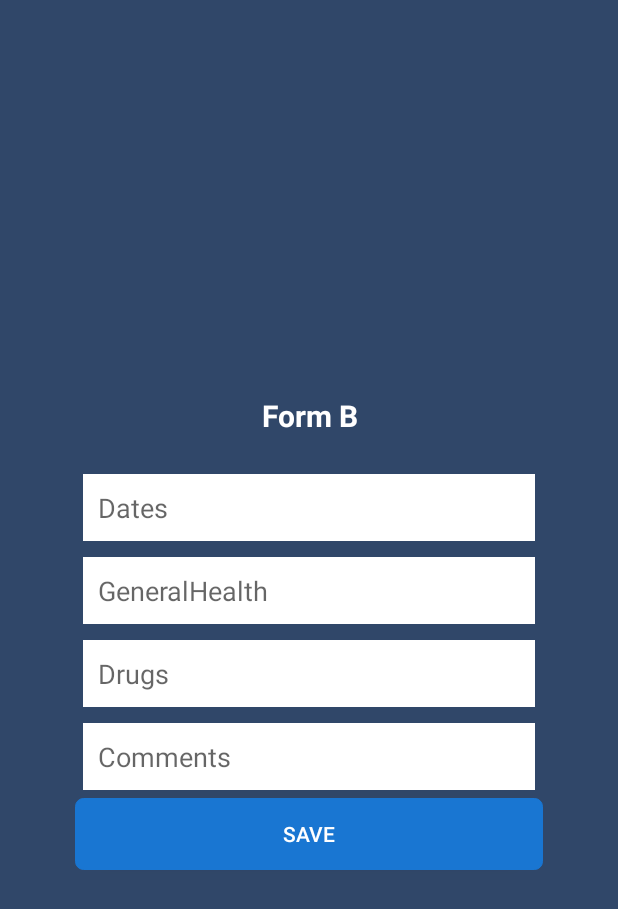
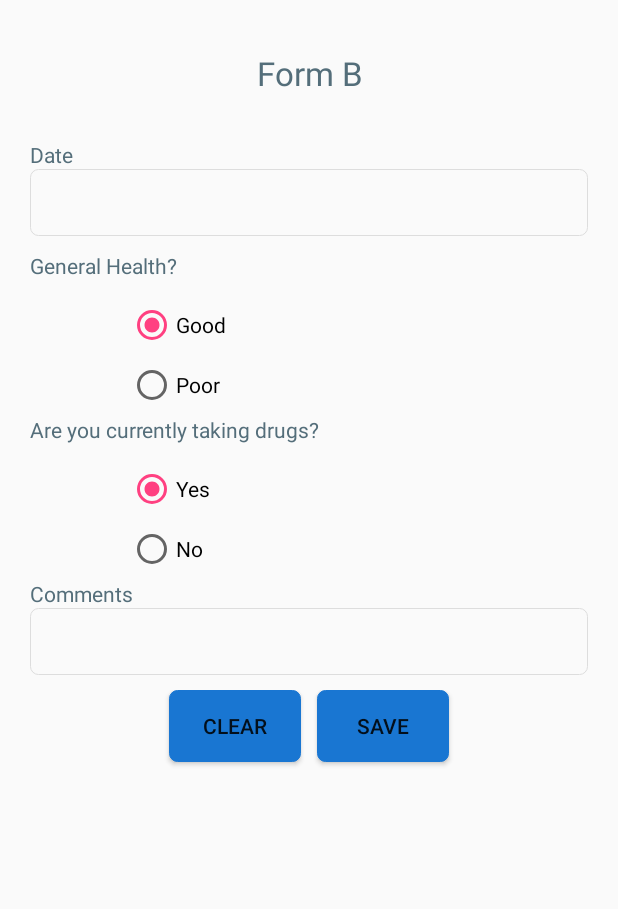
Before and after one commit to hillarymutaik/Mobile-development-practical, an Android app: the layout formb.xml on its own in the app's theme, with its tools: preview values and no code run, on a phone screen of 412 x 824 dp. Shown: the top 909 px of the screen. Run offline under Robolectric (Android 15) with nearby library versions, the phone set to English and light mode, and no system bars.

Commit message:
repo xml update

```diff
--- a/app/src/main/java/com/shashank/crud/DetailData.java
+++ b/app/src/main/java/com/shashank/crud/DetailData.java
@@ -1,7 +1,7 @@
 package com.shashank.crud;
 
-import android.support.v7.app.AppCompatActivity;
 import android.os.Bundle;
+import androidx.appcompat.app.AppCompatActivity;
 import android.widget.TextView;
 
 public class DetailData extends AppCompatActivity {
--- a/app/src/main/java/com/shashank/crud/EditActivity.java
+++ b/app/src/main/java/com/shashank/crud/EditActivity.java
@@ -1,13 +1,14 @@
 package com.shashank.crud;
 
 import android.app.ProgressDialog;
-import android.support.v7.app.AppCompatActivity;
 import android.os.Bundle;
 import android.text.TextUtils;
 import android.view.View;
 import android.widget.Button;
 import android.widget.EditText;
 import android.widget.Toast;
+
+import androidx.appcompat.app.AppCompatActivity;
 
 import com.android.volley.AuthFailureError;
 import com.android.volley.Request;
--- a/app/src/main/java/com/shashank/crud/FormB.java
+++ b/app/src/main/java/com/shashank/crud/FormB.java
@@ -2,7 +2,7 @@ package com.shashank.crud;
 
 import android.app.ProgressDialog;
 import android.content.Intent;
-import android.support.v7.app.AppCompatActivity;
+import androidx.appcompat.app.AppCompatActivity;
 import android.os.Bundle;
 import android.text.TextUtils;
 import android.view.View;
@@ -35,7 +35,7 @@ public class FormB extends AppCompatActivity {
         super.onCreate(savedInstanceState);
         setContentView(R.layout.formb);
 
-        date = findViewById(R.id.date);
+        date = findViewById(R.id.dob);
         gh = findViewById(R.id.gh);
         drug = findViewById(R.id.drug);
         comment = findViewById(R.id.comment);
@@ -109,7 +109,7 @@ public class FormB extends AppCompatActivity {
                         @Override
                         public void onErrorResponse(VolleyError error) {
                             progressDialog.hide();
-                            Toast.makeText(FormB.this, "Failed to Data",Toast.LENGTH_SHORT).show();
+                            Toast.makeText(FormB.this, "Failed to Save Data",Toast.LENGTH_SHORT).show();
                         }
                     }){
                         protected Map<String , String> getParams() throws AuthFailureError {
--- a/app/src/main/java/com/shashank/crud/MainActivity.java
+++ b/app/src/main/java/com/shashank/crud/MainActivity.java
@@ -3,7 +3,7 @@ package com.shashank.crud;
 import android.app.ProgressDialog;
 import android.content.Intent;
 import android.os.Bundle;
-import android.support.v7.app.AppCompatActivity;
+//import android.support.v7.app.AppCompatActivity;
 import android.text.TextUtils;
 import android.view.View;
 import android.widget.ArrayAdapter;
@@ -11,6 +11,8 @@ import android.widget.Button;
 import android.widget.Spinner;
 import android.widget.TextView;
 import android.widget.Toast;
+
+import androidx.appcompat.app.AppCompatActivity;
 
 import com.android.volley.AuthFailureError;
 import com.android.volley.Request;
--- a/app/src/main/java/com/shashank/crud/Vital.java
+++ b/app/src/main/java/com/shashank/crud/Vital.java
@@ -2,7 +2,6 @@ package com.shashank.crud;
 
         import android.app.ProgressDialog;
         import android.content.Intent;
-        import android.support.v7.app.AppCompatActivity;
         import android.os.Bundle;
         import android.text.TextUtils;
         import android.view.View;
@@ -10,6 +9,8 @@ package com.shashank.crud;
         import android.widget.EditText;
         import android.widget.TextView;
         import android.widget.Toast;
+
+        import androidx.appcompat.app.AppCompatActivity;
 
         import com.android.volley.AuthFailureError;
         import com.android.volley.Request;
--- a/app/src/main/res/layout/formb.xml
+++ b/app/src/main/res/layout/formb.xml
@@ -1,73 +1,174 @@
 <?xml version="1.0" encoding="utf-8"?>
-<LinearLayout xmlns:android="http://schemas.android.com/apk/res/android"
+<RelativeLayout xmlns:android="http://schemas.android.com/apk/res/android"
+    xmlns:app="http://schemas.android.com/apk/res-auto"
     xmlns:tools="http://schemas.android.com/tools"
     android:layout_width="match_parent"
     android:layout_height="match_parent"
-    android:background="#304769"
-    android:gravity="center_vertical"
-    android:orientation="vertical"
-    android:padding="50dp"
     tools:context=".FormB">
 
+    <ScrollView
+        android:layout_width="match_parent"
+        android:layout_height="match_parent">
+        <LinearLayout
+            android:layout_width="match_parent"
+            android:layout_height="match_parent"
+            android:layout_marginTop="14dp"
+            android:orientation="vertical"
+            android:padding="20dp">
+
             <TextView
-        android:id="@+id/textView"
+                android:id="@+id/textView12"
+                android:textSize="22sp"
+                android:layout_marginBottom="30dp"
                 android:layout_width="match_parent"
                 android:layout_height="wrap_content"
-        android:layout_margin="20dp"
+                android:text="Form B"
                 android:gravity="center"
-        android:text="@string/formb"
-        android:textAllCaps="false"
-        android:textColor="@android:color/white"
-        android:textSize="20sp"
-        android:textStyle="bold" />
+                android:textColor="#546e7a"/>
 
+            <TextView
+                android:id="@+id/textView3"
+                android:layout_width="match_parent"
+                android:layout_height="wrap_content"
+                android:text="Date"
+                android:textColor="#546e7a"/>
 
             <EditText
-        android:id="@+id/date"
+                android:id="@+id/dob"
                 android:layout_width="match_parent"
                 android:layout_height="wrap_content"
-        android:layout_margin="5dp"
-        android:background="@android:color/white"
-        android:hint="@string/dates"
-        android:inputType="text"
-        android:padding="10dp" />
+                android:ems="10"
+                android:padding="10dp"
+                android:background="@xml/input"
+                android:layout_marginBottom="10dp"
+                android:inputType="date"/>
 
-    <EditText
-        android:id="@+id/gh"
+            <TextView
+                android:id="@+id/textView2"
                 android:layout_width="match_parent"
                 android:layout_height="wrap_content"
-        android:layout_margin="5dp"
-        android:background="@android:color/white"
-        android:hint="@string/ghs"
-        android:inputType="text"
-        android:padding="10dp" />
+                android:text="General Health?"
+                android:textColor="#546e7a"/>
 
+                <RadioGroup
+                android:id="@+id/genderGroup"
+                android:layout_width="wrap_content"
+                android:layout_height="wrap_content"
+                android:layout_marginStart="65dp"
+                android:layout_marginLeft="65dp"
+                android:layout_marginTop="10dp"
+                android:layout_marginEnd="65dp"
+                android:layout_marginRight="65dp"
+                android:orientation="vertical"
+                app:layout_constraintEnd_toEndOf="parent"
+                app:layout_constraintStart_toStartOf="parent"
+                app:layout_constraintTop_toBottomOf="@+id/email">
 
-    <EditText
-        android:id="@+id/drug"
+                <RadioButton
+                android:id="@+id/gh"
+                android:layout_width="80dp"
+                android:layout_height="40dp"
+
+                android:checked="true"
+                android:text="@string/good"
+                tools:targetApi="lollipop" />
+
+            <RadioButton
+                android:id="@+id/gh"
+                android:layout_width="80dp"
+                android:layout_height="40dp"
+
+                android:text="@string/poor"
+                tools:targetApi="lollipop" />
+            </RadioGroup>
+
+            <TextView
+                android:id="@+id/textView4"
                 android:layout_width="match_parent"
                 android:layout_height="wrap_content"
-        android:layout_margin="5dp"
-        android:background="@android:color/white"
-        android:hint="@string/drugs"
-        android:inputType="text"
-        android:padding="10dp" />
+                android:text="Are you currently taking drugs?"
+                android:textColor="#546e7a"/>
+
+                <RadioGroup
+                android:id="@+id/genderGroup"
+                android:layout_width="wrap_content"
+                android:layout_height="wrap_content"
+                android:layout_marginStart="65dp"
+                android:layout_marginLeft="65dp"
+                android:layout_marginTop="10dp"
+                android:layout_marginEnd="65dp"
+                android:layout_marginRight="65dp"
+                android:orientation="vertical"
+                app:layout_constraintEnd_toEndOf="parent"
+                app:layout_constraintStart_toStartOf="parent"
+                app:layout_constraintTop_toBottomOf="@+id/email">
+
+                <RadioButton
+                    android:id="@+id/drug"
+                    android:layout_width="80dp"
+                    android:layout_height="40dp"
+
+                    android:checked="true"
+                    android:text="@string/yes"
+                    tools:targetApi="lollipop" />
+
+                <RadioButton
+                    android:id="@+id/drug"
+                    android:layout_width="80dp"
+                    android:layout_height="40dp"
+
+                    android:text="@string/no"
+                    tools:targetApi="lollipop" />
+
+            </RadioGroup>
+
+            <TextView
+                android:id="@+id/textView5"
+                android:layout_width="match_parent"
+                android:layout_height="wrap_content"
+                android:text="Comments"
+                android:textColor="#546e7a"/>
 
                 <EditText
                 android:id="@+id/comment"
                 android:layout_width="match_parent"
                 android:layout_height="wrap_content"
-        android:layout_margin="5dp"
-        android:background="@android:color/white"
-        android:hint="@string/comments"
-        android:inputType="text"
-        android:padding="10dp" />
+                android:ems="10"
+                android:padding="10dp"
+                android:background="@xml/input"
+                android:layout_marginBottom="10dp"
+                android:inputType="text"/>
+
+    <LinearLayout
+    android:layout_width="fill_parent"
+    android:layout_height="fill_parent"
+    android:orientation="horizontal"
+    android:gravity="center_horizontal">
+
+    <Button
+    android:id="@+id/btnButton"
+    android:layout_width="wrap_content"
+    android:layout_height="wrap_content"
+    android:text="clear"
+    android:layout_gravity="left"
+    android:layout_marginBottom="5sp"
+    android:layout_marginLeft="2sp"
+    android:layout_marginRight="5sp"
+    android:background="@xml/button"
+    android:layout_marginTop="0sp"/>
 
     <Button
         android:id="@+id/button"
-        android:layout_width="match_parent"
+        android:layout_width="wrap_content"
         android:layout_height="wrap_content"
-        android:text="Save"
+        android:text="save"
+        android:layout_marginBottom="5sp"
+        android:layout_marginLeft="5sp"
+        android:layout_gravity="right"
+        android:layout_marginRight="2sp"
         android:background="@xml/button"
-        android:textColor="#ffff"/>
+        android:layout_marginTop="0sp" />
     </LinearLayout>
+ </LinearLayout>
+</ScrollView>
+</RelativeLayout>
--- a/app/src/main/res/values/strings.xml
+++ b/app/src/main/res/values/strings.xml
@@ -26,4 +26,14 @@
     <string name="weight">Weight(kg)</string>
     <string name="bmi">BMI</string>
     <string name="dt">Date</string>
+    <string name="yes">Yes</string>
+    <string name="no">No</string>
+    <string name="poor">Poor</string>
+    <string name="good">Good</string>
+    <string name="radio_good">GOOD</string>
+    <string name="radio_poor">POOR</string>
+    <string name="radio_yes">YESS</string>
+    <string name="radio_no">NOO</string>
+    <string name="date_of_birth">Date of Birth</string>
+    <string name="select_date">Select Date</string>
 </resources>
--- a/build.gradle
+++ b/build.gradle
@@ -3,6 +3,7 @@
 buildscript {
     repositories {
         google()
+        mavenCentral()
         jcenter()
 
     }
@@ -17,6 +18,7 @@ buildscript {
 allprojects {
     repositories {
         google()
+        mavenCentral()
         jcenter()
 //        maven {
 //            url 'https://maven.google.com/'
--- a/gradle.properties
+++ b/gradle.properties
@@ -9,9 +9,12 @@
 
 # Specifies the JVM arguments used for the daemon process.
 # The setting is particularly useful for tweaking memory settings.
-org.gradle.jvmargs=-Xmx1536m
+# org.gradle.jvmargs=-Xmx1536m
 
 # When configured, Gradle will run in incubating parallel mode.
 # This option should only be used with decoupled projects. More details, visit
 # http://www.gradle.org/docs/current/userguide/multi_project_builds.html#sec:decoupled_projects
 # org.gradle.parallel=true
+android.enableJetifier=true
+android.useAndroidX=true
+org.gradle.jvmargs=-Xmx1536m
```
Also changed, not shown: app/build.gradle (+23 -12 lines), app/src/main/AndroidManifest.xml (+2 -13 lines), app/src/main/java/com/shashank/crud/FormA.java (+5 -3 lines), app/src/main/java/com/shashank/crud/ListActivity.java (+7 -6 lines), app/src/main/java/com/shashank/crud/MyAdapter.java (deleted, +0 -164 lines), app/src/main/res/layout/forma.xml (+4 -4 lines). Lines whose indentation alone changed are shown as unchanged.
